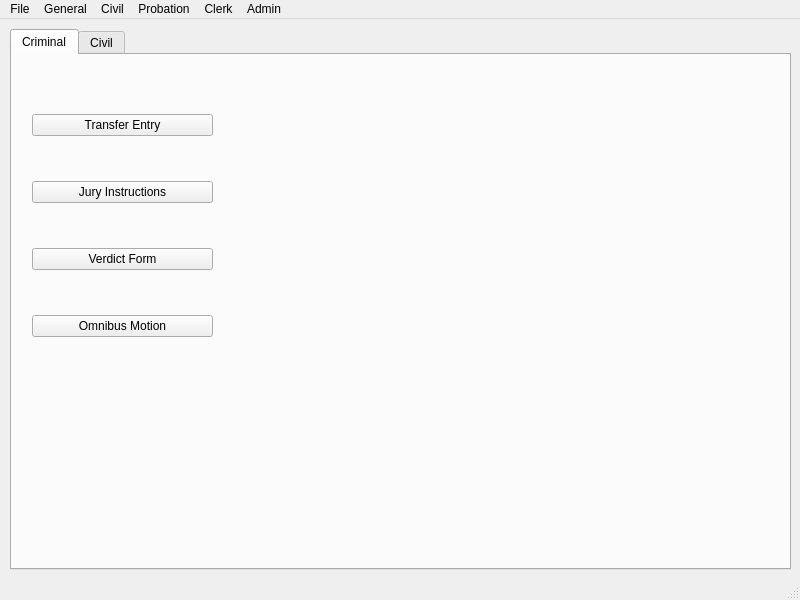
Before: the Qt Designer form ui/MainWindow.ui in HunterProgram22/MuniEntry, drawn with Qt 5.
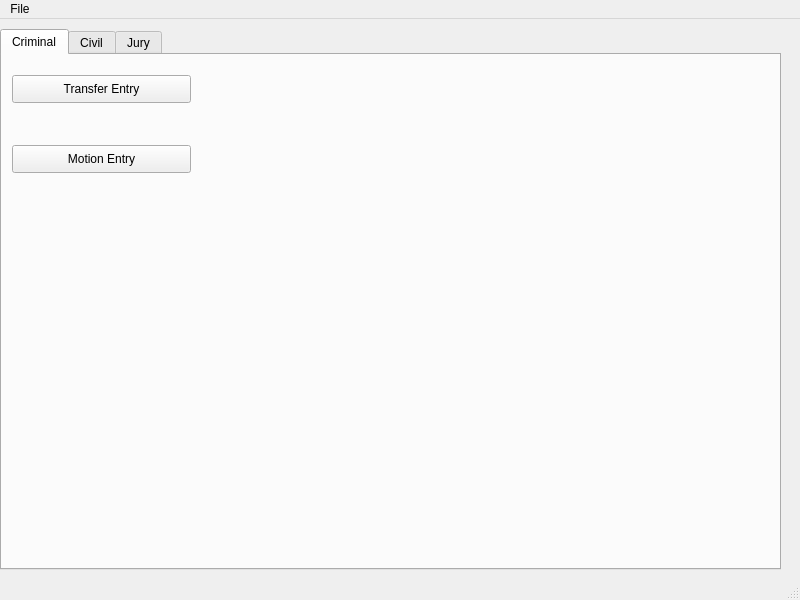
After: the same form once the commit is applied.

Commit message: Added motion dialog.

What changed in the file:
```diff
--- a/ui/MainWindow.ui
+++ b/ui/MainWindow.ui
@@ -17,7 +17,7 @@
    <widget class="QTabWidget" name="tabWidget">
     <property name="geometry">
      <rect>
-      <x>10</x>
+      <x>0</x>
       <y>10</y>
       <width>781</width>
       <height>541</height>
@@ -30,84 +30,31 @@
      <attribute name="title">
       <string>Criminal</string>
      </attribute>
-     <widget class="QWidget" name="layoutWidget">
+     <widget class="QPushButton" name="MotionEntryDialog">
       <property name="geometry">
        <rect>
-        <x>20</x>
-        <y>40</y>
-        <width>181</width>
-        <height>261</height>
+        <x>10</x>
+        <y>90</y>
+        <width>179</width>
+        <height>28</height>
        </rect>
       </property>
-      <layout class="QGridLayout" name="gridLayout">
-       <item row="0" column="0">
-        <widget class="QPushButton" name="TransferEntryDialog">
-         <property name="text">
-          <string>Transfer Entry</string>
-         </property>
-        </widget>
-       </item>
-       <item row="6" column="0">
-        <widget class="QPushButton" name="OmnibusMotionDialog">
-         <property name="text">
-          <string>Omnibus Motion</string>
-         </property>
-        </widget>
-       </item>
-       <item row="4" column="0">
-        <widget class="QPushButton" name="VerdictFormDialog">
-         <property name="text">
-          <string>Verdict Form</string>
-         </property>
-        </widget>
-       </item>
-       <item row="5" column="0">
-        <spacer name="horizontalSpacer_2">
-         <property name="orientation">
-          <enum>Qt::Horizontal</enum>
-         </property>
-         <property name="sizeHint" stdset="0">
-          <size>
-           <width>40</width>
-           <height>20</height>
-          </size>
-         </property>
-        </spacer>
-       </item>
-       <item row="2" column="0">
-        <widget class="QPushButton" name="JuryInstructionsDialog">
-         <property name="text">
-          <string>Jury Instructions</string>
-         </property>
-        </widget>
-       </item>
-       <item row="3" column="0">
-        <spacer name="horizontalSpacer">
-         <property name="orientation">
-          <enum>Qt::Horizontal</enum>
-         </property>
-         <property name="sizeHint" stdset="0">
-          <size>
-           <width>40</width>
-           <height>20</height>
-          </size>
-         </property>
-        </spacer>
-       </item>
-       <item row="1" column="0">
-        <spacer name="horizontalSpacer_3">
-         <property name="orientation">
-          <enum>Qt::Horizontal</enum>
-         </property>
-         <property name="sizeHint" stdset="0">
-          <size>
-           <width>40</width>
-           <height>20</height>
-          </size>
-         </property>
-        </spacer>
-       </item>
-      </layout>
+      <property name="text">
+       <string>Motion Entry</string>
+      </property>
+     </widget>
+     <widget class="QPushButton" name="TransferEntryDialog">
+      <property name="geometry">
+       <rect>
+        <x>10</x>
+        <y>20</y>
+        <width>179</width>
+        <height>28</height>
+       </rect>
+      </property>
+      <property name="text">
+       <string>Transfer Entry</string>
+      </property>
      </widget>
     </widget>
     <widget class="QWidget" name="tab_2">
@@ -115,6 +62,37 @@
       <string>Civil</string>
      </attribute>
     </widget>
+    <widget class="QWidget" name="tab_3">
+     <attribute name="title">
+      <string>Jury</string>
+     </attribute>
+     <widget class="QPushButton" name="JuryInstructionsDialog">
+      <property name="geometry">
+       <rect>
+        <x>10</x>
+        <y>20</y>
+        <width>179</width>
+        <height>28</height>
+       </rect>
+      </property>
+      <property name="text">
+       <string>Jury Instructions</string>
+      </property>
+     </widget>
+     <widget class="QPushButton" name="VerdictFormDialog">
+      <property name="geometry">
+       <rect>
+        <x>10</x>
+        <y>90</y>
+        <width>179</width>
+        <height>28</height>
+       </rect>
+      </property>
+      <property name="text">
+       <string>Verdict Form</string>
+      </property>
+     </widget>
+    </widget>
    </widget>
   </widget>
   <widget class="QMenuBar" name="menubar">
@@ -123,7 +101,7 @@
      <x>0</x>
      <y>0</y>
      <width>800</width>
-     <height>22</height>
+     <height>26</height>
     </rect>
    </property>
    <widget class="QMenu" name="menuFile">
@@ -136,37 +114,7 @@
     <addaction name="separator"/>
     <addaction name="actionExit_2"/>
    </widget>
-   <widget class="QMenu" name="menuGeneral">
-    <property name="title">
-     <string>General</string>
-    </property>
-   </widget>
-   <widget class="QMenu" name="menuCivil">
-    <property name="title">
-     <string>Civil</string>
-    </property>
-   </widget>
-   <widget class="QMenu" name="menuProbation">
-    <property name="title">
-     <string>Probation</string>
-    </property>
-   </widget>
-   <widget class="QMenu" name="menuClerk">
-    <property name="title">
-     <string>Clerk</string>
-    </property>
-   </widget>
-   <widget class="QMenu" name="menuAdmin">
-    <property name="title">
-     <string>Admin</string>
-    </property>
-   </widget>
    <addaction name="menuFile"/>
-   <addaction name="menuGeneral"/>
-   <addaction name="menuCivil"/>
-   <addaction name="menuProbation"/>
-   <addaction name="menuClerk"/>
-   <addaction name="menuAdmin"/>
   </widget>
   <widget class="QStatusBar" name="statusbar"/>
   <action name="actionOpen">
```
Left out of the diff: 34 changed lines with no effect on the pictures. The commit also changes 10 other files.
